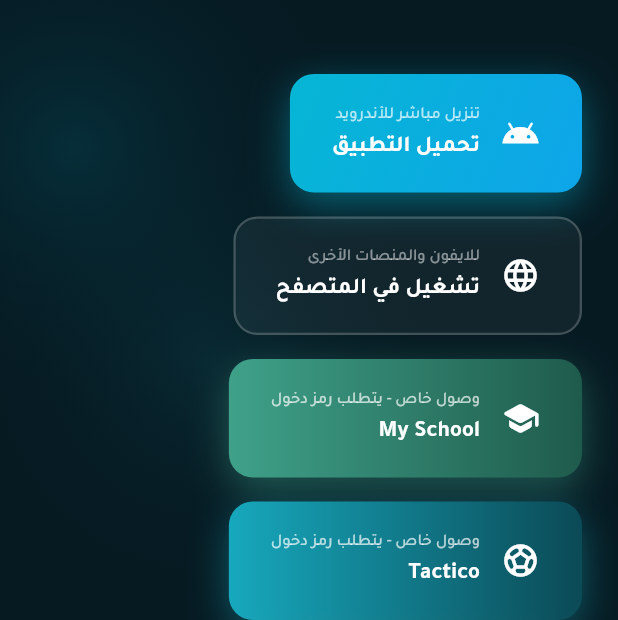
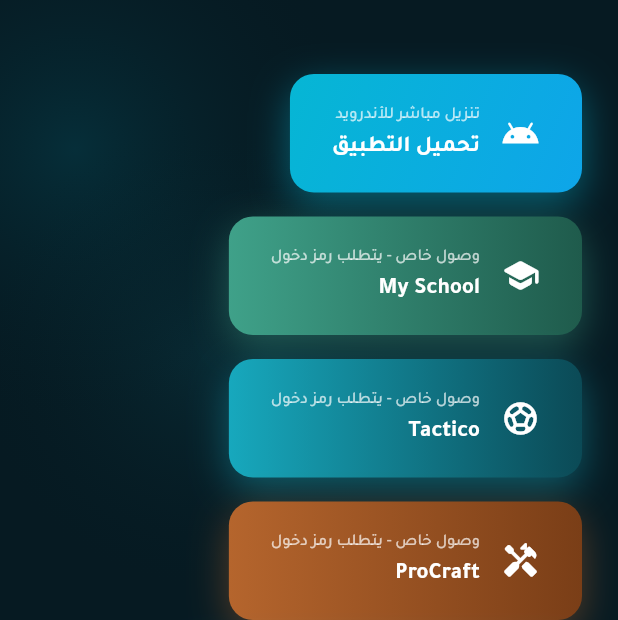
Before and after one commit to yasserbousfiha-creator/smart-organizer-web, a Flutter app: the screen it shows after launch, on a phone screen of 412 x 824 dp, the part 616-1236 px from its top. Run offline on Flutter 3.47's test engine with Material 3 defaults, Android fonts, the phone set to English and light mode, and no system bars; our stand-ins replace audioplayers, carousel_slider, supabase_flutter, timezone, url_strategy; missing offline and left inert: dart:html; accounts and stored records are empty; network calls fail.

Commit message:
Remove the "Open in Browser" button from the landing page
Requested by the owner. Also drops the now-unused _buildOutlineButton.

Co-Authored-By: Claude Sonnet 5 <noreply@anthropic.com>

```diff
--- a/lib/main.dart
+++ b/lib/main.dart
@@ -1177,13 +1177,6 @@ class _LandingPageState extends State<LandingPage>
                       gradient: kMainGradient,
                       url: 'https://smartorganizer.shop/apk/smart-organizer.apk',
                     ),
-                    _buildOutlineButton(
-                      context: context,
-                      icon: Icons.language_rounded,
-                      title: siteTr(_isEnglish, 'تشغيل في المتصفح'),
-                      subtitle: siteTr(_isEnglish, 'للايفون والمنصات الأخرى'),
-                      url: 'https://celebrated-chimera-576e3d.netlify.app/',
-                    ),
                     _buildGradientButton(
                       context: context,
                       icon: Icons.school_rounded,
@@ -1752,57 +1745,6 @@ class _LandingPageState extends State<LandingPage>
       ),
     );
   }
-
-  Widget _buildOutlineButton({
-    required BuildContext context,
-    required IconData icon,
-    required String title,
-    required String subtitle,
-    required String url,
-  }) {
-    return OutlinedButton(
-      style: OutlinedButton.styleFrom(
-        foregroundColor: Colors.white,
-        side: BorderSide(
-          color: Colors.white.withValues(alpha: 0.2),
-          width: 1.5,
-        ),
-        padding: const EdgeInsets.symmetric(horizontal: 28, vertical: 20),
-        shape: RoundedRectangleBorder(borderRadius: BorderRadius.circular(16)),
-        backgroundColor: Colors.white.withValues(alpha: 0.05),
-      ),
-      onPressed: () => _launchURL(url),
-      child: Row(
-        mainAxisSize: MainAxisSize.min,
-        children: [
-          Icon(icon, size: 26),
-          const SizedBox(width: 14),
-          Column(
-            crossAxisAlignment: CrossAxisAlignment.start,
-            mainAxisSize: MainAxisSize.min,
-            children: [
-              Text(
-                subtitle,
-                style: TextStyle(
-                  fontSize: 11,
-                  color: Colors.white.withValues(alpha: 0.5),
-                ),
-              ),
-              const SizedBox(height: 2),
-              Text(
-                title,
-                style: const TextStyle(
-                  fontSize: 15,
-                  fontWeight: FontWeight.bold,
-                ),
-              ),
-            ],
-          ),
-        ],
-      ),
-    );
-  }
-
 
   Future<void> _showPasscodeDialog(BuildContext context, String url, [String correctCode = 'bousfiha']) async {
     final codeController = TextEditingController();
```
